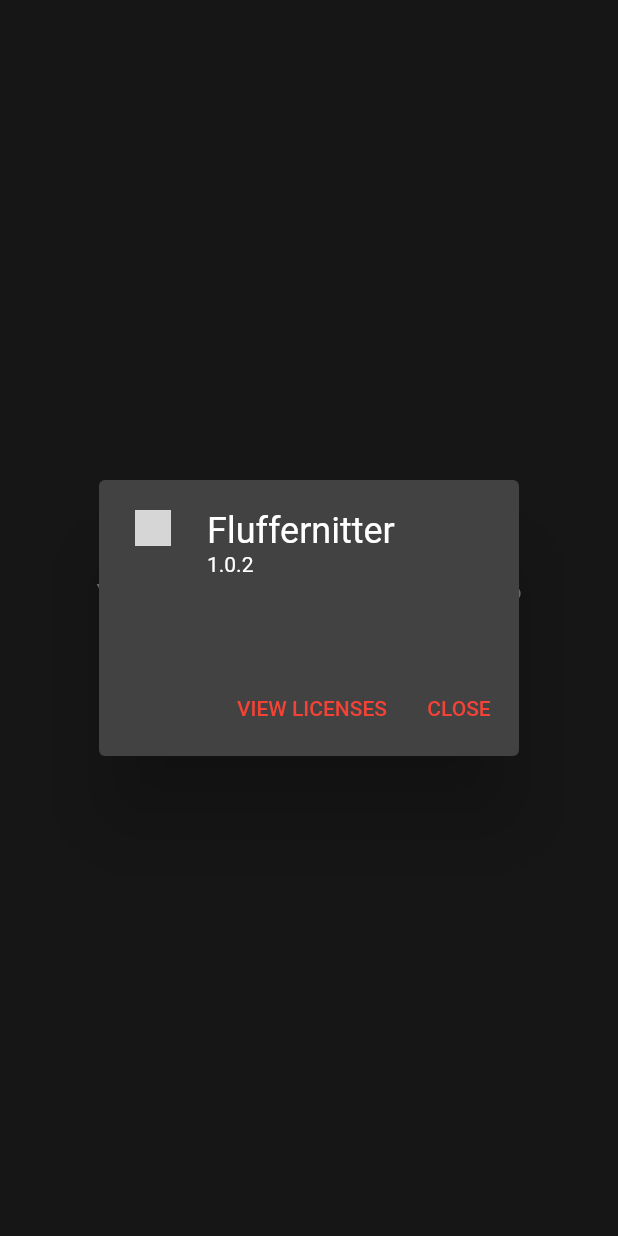
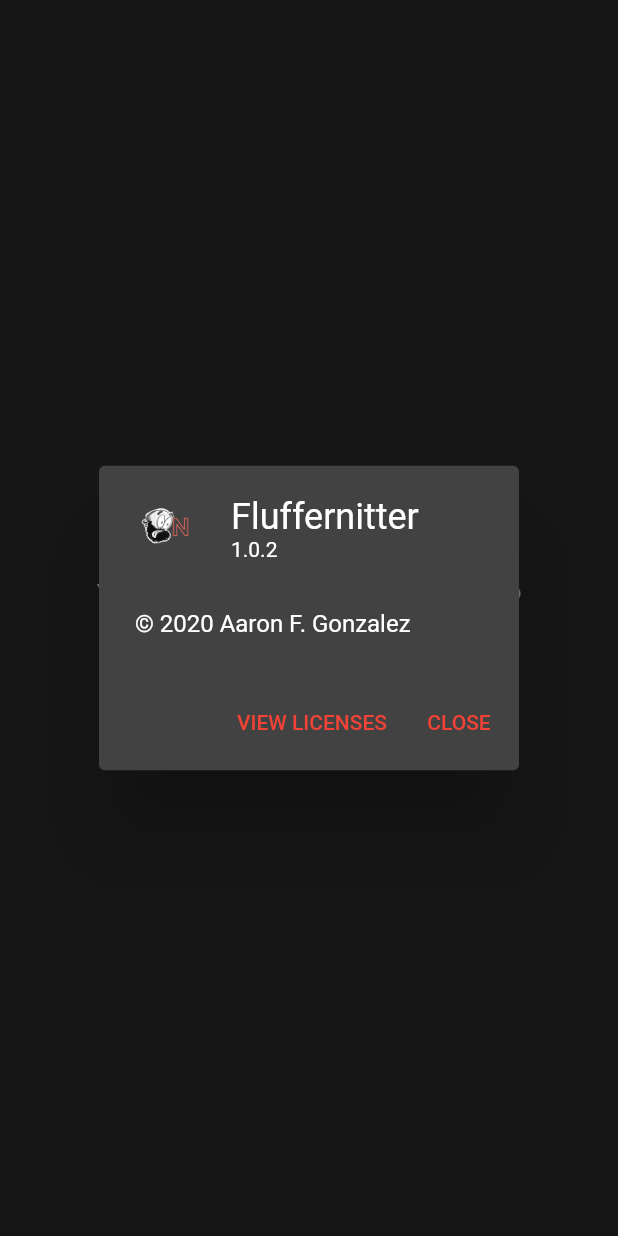
Before and after one commit to aaronfg/fluffernitter, a Flutter app: the screen it shows after launch, after a tap on the "info outline" icon, on a phone screen of 412 x 824 dp. Run offline on Flutter 3.47's test engine with Material 2 defaults, Android fonts, the light colour scheme and no system bars; our stand-ins replace uni_links; missing offline and left inert: flutter_link_preview, flutter_statusbarcolor; grey boxes are pictures that could not be loaded.

Commit message:
about screen working

```diff
--- a/fluffernitter/lib/home.dart
+++ b/fluffernitter/lib/home.dart
@@ -272,11 +272,15 @@ class _HomeState extends State<Home> {
 
   _onAboutTapped() {
     showAboutDialog(
-      context: context,
-      applicationVersion: '1.0.2',
-      applicationIcon: ImageIcon(
-        AssetImage("/assets/fluffernitter_logo_ios.png"),
-      ),
-    );
+        context: context,
+        applicationVersion: '1.0.2',
+        applicationIcon: Container(
+          decoration: BoxDecoration(shape: BoxShape.circle),
+          child: CircleAvatar(
+            backgroundImage: AssetImage("assets/fluffernitter_logo_icon_alpha.png"),
+            backgroundColor: Colors.transparent,
+          ),
+        ),
+        children: [Text('\u00a9 ${DateTime.now().year.toString()} Aaron F. Gonzalez')]);
   }
 }
--- a/fluffernitter/pubspec.yaml
+++ b/fluffernitter/pubspec.yaml
@@ -58,9 +58,8 @@ flutter:
   # the material Icons class.
   uses-material-design: true
   # To add assets to your application, add an assets section, like this:
-  # assets:
-  #   - images/a_dot_burr.jpeg
-  #   - images/a_dot_ham.jpeg
+  assets:
+    - assets/fluffernitter_logo_icon_alpha.png
   # An image asset can refer to one or more resolution-specific "variants", see
   # https://flutter.dev/assets-and-images/#resolution-aware.
   # For details regarding adding assets from package dependencies, see
```
Also changed, not shown: fluffernitter/assets/fluffernitter_logo_icon_alpha.png (added), fluffernitter_logo_icon_alpha.png (added), 1 other file.
